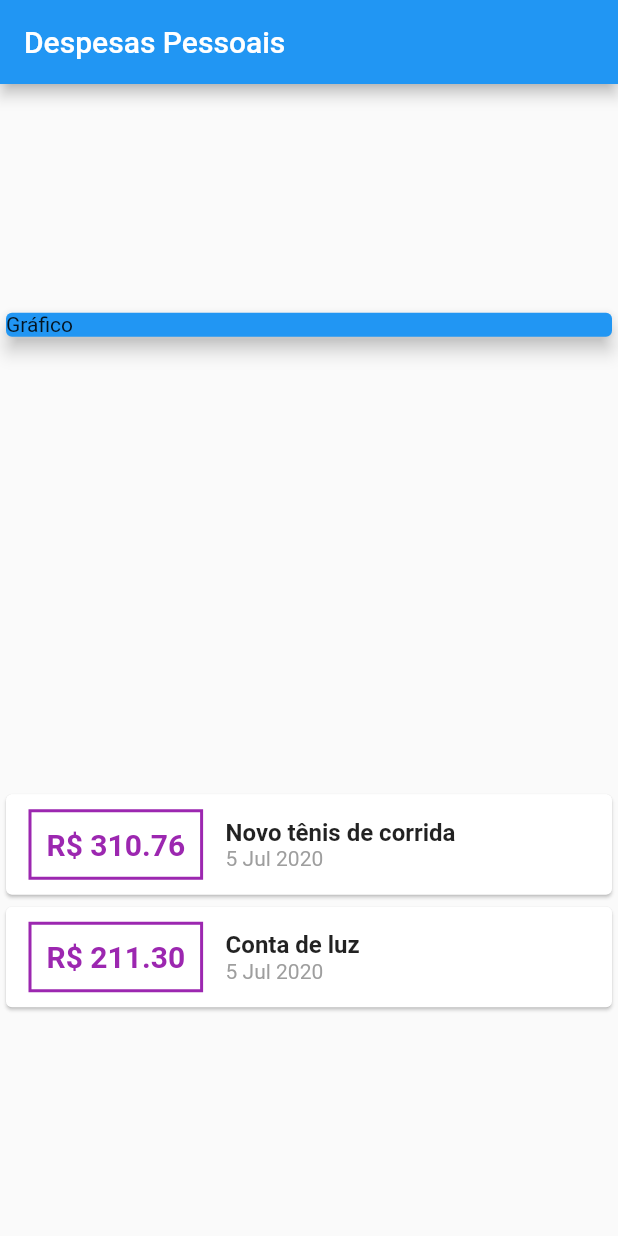
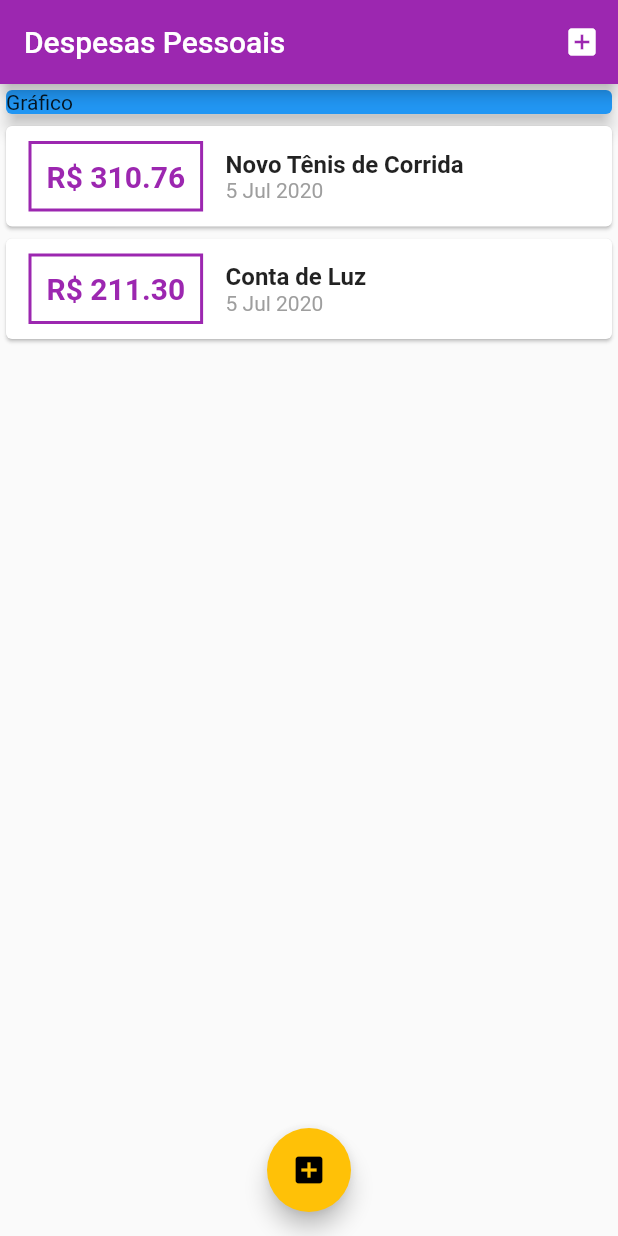
Before and after one commit to evandroags/expenses, a Flutter app: the screen it shows after launch, on a phone screen of 412 x 824 dp. Run offline on Flutter 3.47's test engine with Material 2 defaults, Android fonts, the phone set to English and light mode, and no system bars.

```diff
--- /dev/null
+++ b/lib/components/transaction_list.dart
@@ -0,0 +1,63 @@
+import 'package:flutter/material.dart';
+import '../models/transaction.dart';
+import 'package:intl/intl.dart';
+
+class TransactionList extends StatelessWidget {
+  final List<Transaction> transactions;
+
+  TransactionList(this.transactions);
+
+  @override
+  Widget build(BuildContext context) {
+    return Container(
+      height: 300,
+      child: ListView.builder(
+        itemCount: transactions.length,
+        itemBuilder: (ctx, index) {
+          final tr = transactions[index];
+
+          return Card(
+              child: Row(
+            children: <Widget>[
+              Container(
+                margin: EdgeInsets.symmetric(horizontal: 15, vertical: 10),
+                decoration: BoxDecoration(
+                    border: Border.all(
+                  color: Theme.of(context).primaryColor,
+                  width: 2,
+                )),
+                padding: EdgeInsets.all(10),
+                child: Text(
+                  'R\$ ${tr.value.toStringAsFixed(2)}',
+                  style: TextStyle(
+                    fontWeight: FontWeight.bold,
+                    fontSize: 20,
+                    color: Theme.of(context).primaryColor,
+                  ),
+                ),
+              ),
+              Column(
+                crossAxisAlignment: CrossAxisAlignment.start,
+                children: <Widget>[
+                  Text(
+                    tr.title,
+                    style: TextStyle(
+                      fontWeight: FontWeight.bold,
+                      fontSize: 16,
+                    ),
+                  ),
+                  Text(
+                    DateFormat('d MMM y').format(tr.date),
+                    style: TextStyle(
+                      color: Colors.grey,
+                    ),
+                  ),
+                ],
+              )
+            ],
+          ));
+        },
+      ),
+    );
+  }
+}
--- a/lib/main.dart
+++ b/lib/main.dart
@@ -1,6 +1,9 @@
+import 'package:expenses/components/transaction_form.dart';
 import 'package:flutter/material.dart';
 import 'package:expenses/models/transaction.dart';
-import 'package:intl/intl.dart';
+import './components/transaction_list.dart';
+import 'components/transaction_form.dart';
+import 'dart:math';
 
 main() => runApp(ExpensesApp());
 
@@ -9,34 +12,71 @@ class ExpensesApp extends StatelessWidget {
   Widget build(BuildContext context) {
     return MaterialApp(
         home: MyHomePage(),
-    );
+        theme: ThemeData(
+          primarySwatch: Colors.purple,
+          accentColor: Colors.amber,
+        ));
   }
 }
 
-class MyHomePage extends StatelessWidget {
+class MyHomePage extends StatefulWidget {
+  @override
+  _MyHomePageState createState() => _MyHomePageState();
+}
+
+class _MyHomePageState extends State<MyHomePage> {
   final _transactions = [
     Transaction(
       id: 't1',
-      title: 'Novo tênis de corrida',
+      title: 'Novo Tênis de Corrida',
       value: 310.76,
       date: DateTime.now(),
     ),
     Transaction(
       id: 't2',
-      title: 'Conta de luz',
+      title: 'Conta de Luz',
       value: 211.30,
       date: DateTime.now(),
     ),
   ];
+
+  _addTransaction(String title, double value) {
+    final newTransaction = Transaction(
+      id: Random().nextDouble().toString(),
+      title: title,
+      value: value,
+      date: DateTime.now(),
+    );
+
+    setState(() {
+      _transactions.add(newTransaction);
+    });
+
+    Navigator.of(context).pop();
+  }
+
+  _openTransactionFormModal(BuildContext context) {
+    showModalBottomSheet(
+        context: context,
+        builder: (_) {
+          return TransactionForm(_addTransaction);
+        });
+  }
 
   @override
   Widget build(BuildContext context) {
     return Scaffold(
       appBar: AppBar(
         title: Text('Despesas Pessoais'),
+        actions: <Widget>[
+          IconButton(
+            icon: Icon(Icons.add_box),
+            onPressed: () => _openTransactionFormModal(context),
+          )
+        ],
       ),
-        body: Column(
-          mainAxisAlignment: MainAxisAlignment.spaceAround,
+      body: SingleChildScrollView(
+        child: Column(
           crossAxisAlignment: CrossAxisAlignment.stretch,
           children: <Widget>[
             Container(
@@ -46,52 +86,15 @@ class MyHomePage extends StatelessWidget {
                 elevation: 5,
               ),
             ),
-            Column(
-              children: _transactions.map((tr) {
-                return Card(
-                    child: Row(
-                  children: <Widget>[
-                    Container(
-                      margin:
-                          EdgeInsets.symmetric(horizontal: 15, vertical: 10),
-                      decoration: BoxDecoration(
-                          border: Border.all(
-                        color: Colors.purple,
-                        width: 2,
-                      )),
-                      padding: EdgeInsets.all(10),
-                      child: Text(
-                        'R\$ ${tr.value.toStringAsFixed(2)}',
-                        style: TextStyle(
-                          fontWeight: FontWeight.bold,
-                          fontSize: 20,
-                          color: Colors.purple,
+            TransactionList(_transactions),
+          ],
         ),
       ),
+      floatingActionButton: FloatingActionButton(
+        child: Icon(Icons.add_box),
+        onPressed: () => _openTransactionFormModal(context),
       ),
-                    Column(
-                      crossAxisAlignment: CrossAxisAlignment.start,
-                      children: <Widget>[
-                        Text(
-                          tr.title,
-                          style: TextStyle(
-                            fontWeight: FontWeight.bold,
-                            fontSize: 16,
-                          ),
-                        ),
-                        Text(
-                          DateFormat('d MMM y').format(tr.date),
-                          style: TextStyle(
-                            color: Colors.grey,
-                          ),
-                        ),
-                      ],
-                    )
-                  ],
-                ));
-              }).toList(),
-            )
-          ],
-        ));
+      floatingActionButtonLocation: FloatingActionButtonLocation.centerFloat,
+    );
   }
 }
```
Also changed, not shown: lib/components/transaction_form.dart (added, +61 -0 lines). Lines whose indentation alone changed are shown as unchanged.
